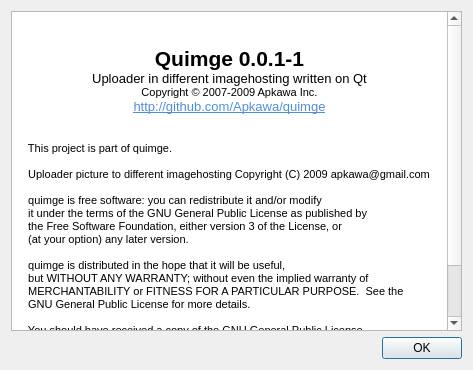
Qt form quimge/ui/about.ui (Apkawa/quimge) before a commit.
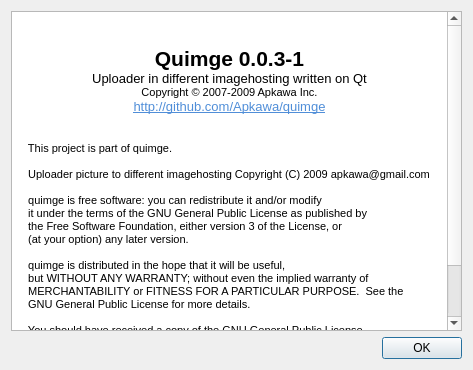
The same form after that commit. Icons and pictures are not drawn.

What changed in the file:
```diff
--- a/quimge/ui/about.ui
+++ b/quimge/ui/about.ui
@@ -27,7 +27,7 @@
 &lt;/style&gt;&lt;/head&gt;&lt;body style=&quot; font-family:'Sans Serif'; font-size:10pt; font-weight:400; font-style:normal;&quot;&gt;
 &lt;p align=&quot;center&quot; style=&quot; margin-top:0px; margin-bottom:0px; margin-left:0px; margin-right:0px; -qt-block-indent:0; text-indent:0px;&quot;&gt;&lt;img src=&quot;:/app/guimge.png&quot; /&gt;&lt;/p&gt;
 &lt;p align=&quot;center&quot; style=&quot;-qt-paragraph-type:empty; margin-top:0px; margin-bottom:0px; margin-left:0px; margin-right:0px; -qt-block-indent:0; text-indent:0px;&quot;&gt;&lt;/p&gt;
-&lt;p align=&quot;center&quot; style=&quot; margin-top:0px; margin-bottom:0px; margin-left:0px; margin-right:0px; -qt-block-indent:0; text-indent:0px;&quot;&gt;&lt;span style=&quot; font-size:16pt; font-weight:600;&quot;&gt;Quimge 0.0.1-1&lt;/span&gt;&lt;/p&gt;
+&lt;p align=&quot;center&quot; style=&quot; margin-top:0px; margin-bottom:0px; margin-left:0px; margin-right:0px; -qt-block-indent:0; text-indent:0px;&quot;&gt;&lt;span style=&quot; font-size:16pt; font-weight:600;&quot;&gt;Quimge 0.0.3-1&lt;/span&gt;&lt;/p&gt;
 &lt;p align=&quot;center&quot; style=&quot; margin-top:0px; margin-bottom:0px; margin-left:0px; margin-right:0px; -qt-block-indent:0; text-indent:0px;&quot;&gt;Uploader in different imagehosting written on Qt&lt;/p&gt;
 &lt;p align=&quot;center&quot; style=&quot; margin-top:0px; margin-bottom:0px; margin-left:0px; margin-right:0px; -qt-block-indent:0; text-indent:0px;&quot;&gt;&lt;span style=&quot; font-size:8pt;&quot;&gt;Copyright © 2007-2009 Apkawa Inc.&lt;/span&gt;&lt;/p&gt;
 &lt;p align=&quot;center&quot; style=&quot; margin-top:0px; margin-bottom:0px; margin-left:0px; margin-right:0px; -qt-block-indent:0; text-indent:0px;&quot;&gt;&lt;a href=&quot;http://github.com/Apkawa/quimge&quot;&gt;&lt;span style=&quot; text-decoration: underline; color:#508ed8;&quot;&gt;http://github.com/Apkawa/quimge&lt;/span&gt;&lt;/a&gt;&lt;/p&gt;
```
